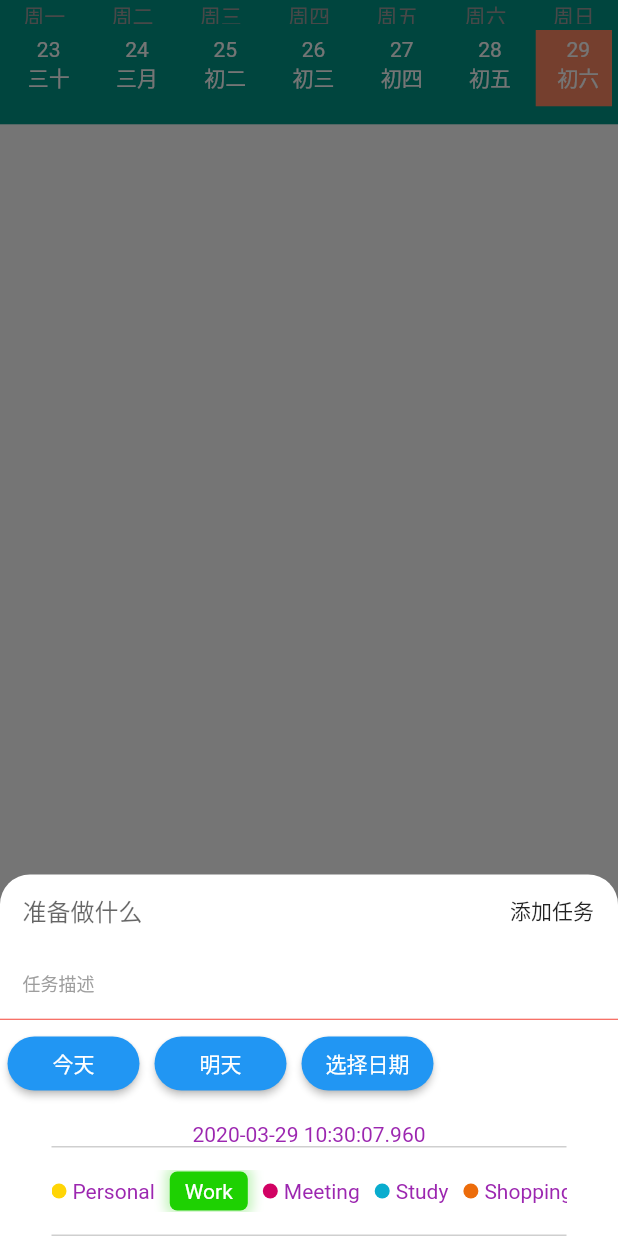
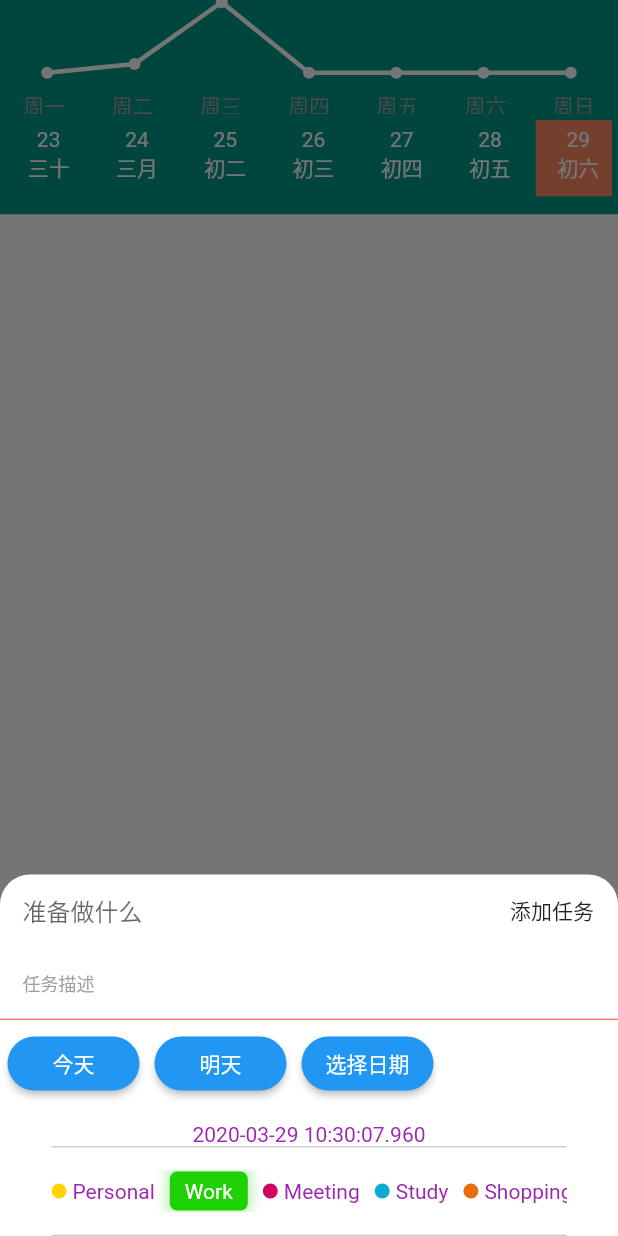
Before and after one commit to nodelinker/milestone, a Flutter app: the screen it shows after launch, after a tap on the "add" icon, on a phone screen of 412 x 824 dp. Run offline on Flutter 3.47's test engine with Material 2 defaults, Android fonts, the phone set to English and light mode, and no system bars; drawn by our look-alikes of table_calendar.

Commit message:
top line chart

```diff
--- a/lib/pages/home_page.dart
+++ b/lib/pages/home_page.dart
@@ -26,7 +26,9 @@ class _MyHomePageState extends State<MyHomePage> {
       // ),
       body: Container(
         color: Colors.teal,
-        child: SafeArea(child: Container(child: CustomCalendarWidget())),
+        child: SafeArea(
+            child: Container(
+                child: CustomCalendarWidget())),
       ),
     );
   }
--- a/lib/widget/custom_calendar.dart
+++ b/lib/widget/custom_calendar.dart
@@ -3,6 +3,7 @@ import 'package:milestone_app/models/tasks_model.dart';
 import 'package:milestone_app/viewmodels/tasks_viewmodel.dart';
 import 'package:milestone_app/widget/bottom_sheet.dart';
 import 'package:milestone_app/widget/checkbox_list_tile.dart';
+import 'package:milestone_app/widget/spark_line.dart';
 import 'package:provider/provider.dart';
 import 'package:table_calendar/table_calendar.dart';
 
@@ -21,8 +22,6 @@ class _CustomCalendarWidgetState extends State<CustomCalendarWidget>
   CalendarController _calendarController;
   TaskViewModel _taskList;
   DateTime _calendarSelectedDay;
-
-  TaskModel _showTempTask;
 
   @override
   void initState() {
@@ -67,6 +66,29 @@ class _CustomCalendarWidgetState extends State<CustomCalendarWidget>
 
     return Column(
       children: <Widget>[
+        // Container(
+        //   padding: EdgeInsets.only(left: 25.0, right:25.0),
+        //   child: CustomPaint(
+        //     size: Size(MediaQuery.of(context).size.width,
+        //         MediaQuery.of(context).size.height / 6),
+        //     painter: TopLinePaint(),
+        //   ),
+        // ),
+        Container(
+          padding: EdgeInsets.only(left: 30.0, right:30.0),
+          child: MySparkline(
+            data: [0.0, 1, 8, 0.0, 0.0, 0.0, 0.0],
+            fallbackHeight:50.0,
+            lineWidth: 3,
+            lineColor: Colors.white,
+            pointsMode: PointsMode.all,
+            pointSize: 8.0,
+            pointColor: Colors.white,
+          ),
+        ),
+        SizedBox(
+          height: 10.0,
+        ),
         Container(
           child: TableCalendar(
             locale: 'zh_CN',
--- /dev/null
+++ b/lib/widget/spark_line.dart
@@ -0,0 +1,325 @@
+import 'dart:math' as math;
+import 'dart:ui' as ui show PointMode;
+
+import 'package:flutter/foundation.dart';
+import 'package:flutter/material.dart';
+
+/// Strategy used when filling the area of a sparkline.
+enum FillMode {
+  /// Do not fill, draw only the sparkline.
+  none,
+
+  /// Fill the area above the sparkline: creating a closed path from the line
+  /// to the upper edge of the widget.
+  above,
+
+  /// Fill the area below the sparkline: creating a closed path from the line
+  /// to the lower edge of the widget.
+  below,
+}
+
+/// Strategy used when drawing individual data points over the sparkline.
+enum PointsMode {
+  /// Do not draw individual points.
+  none,
+
+  /// Draw all the points in the data set.
+  all,
+
+  /// Draw only the last point in the data set.
+  last,
+}
+
+/// A widget that draws a sparkline chart.
+///
+/// Represents the given [data] in a sparkline chart that spans the available
+/// space.
+///
+/// By default only the sparkline is drawn, with its looks defined by
+/// the [lineWidth], [lineColor], and [lineGradient] properties.
+///
+/// The corners between two segments of the sparkline can be made sharper by
+/// setting [sharpCorners] to true.
+///
+/// The area above or below the sparkline can be filled with the provided
+/// [fillColor] or [fillGradient] by setting the desired [fillMode].
+///
+/// [pointsMode] controls how individual points are drawn over the sparkline
+/// at the provided data point. Their appearance is determined by the
+/// [pointSize] and [pointColor] properties.
+///
+/// By default, the sparkline is sized to fit its container. If the
+/// sparkline is in an unbounded space, it will size itself according to the
+/// given [fallbackWidth] and [fallbackHeight].
+class MySparkline extends StatelessWidget {
+  /// Creates a widget that represents provided [data] in a Sparkline chart.
+  MySparkline({
+    Key key,
+    @required this.data,
+    this.lineWidth = 2.0,
+    this.lineColor = Colors.lightBlue,
+    this.lineGradient,
+    this.pointsMode = PointsMode.none,
+    this.pointSize = 4.0,
+    this.pointColor = const Color(0xFF0277BD), //Colors.lightBlue[800]
+    this.sharpCorners = false,
+    this.fillMode = FillMode.none,
+    this.fillColor = const Color(0xFF81D4FA), //Colors.lightBlue[200]
+    this.fillGradient,
+    this.fallbackHeight = 100.0,
+    this.fallbackWidth = 300.0,
+  })  : assert(data != null),
+        assert(lineWidth != null),
+        assert(lineColor != null),
+        assert(pointsMode != null),
+        assert(pointSize != null),
+        assert(pointColor != null),
+        assert(sharpCorners != null),
+        assert(fillMode != null),
+        assert(fillColor != null),
+        assert(fallbackHeight != null),
+        assert(fallbackWidth != null),
+        super(key: key);
+
+  /// List of values to be represented by the sparkline.
+  ///
+  /// Each data entry represents an individual point on the chart, with a path
+  /// drawn connecting the consecutive points to form the sparkline.
+  ///
+  /// The values are normalized to fit within the bounds of the chart.
+  final List<double> data;
+
+  /// The width of the sparkline.
+  ///
+  /// Defaults to 2.0.
+  final double lineWidth;
+
+  /// The color of the sparkline.
+  ///
+  /// Defaults to Colors.lightBlue.
+  ///
+  /// This is ignored if [lineGradient] is non-null.
+  final Color lineColor;
+
+  /// A gradient to use when coloring the sparkline.
+  ///
+  /// If this is specified, [lineColor] has no effect.
+  final Gradient lineGradient;
+
+  /// Determines how individual data points should be drawn over the sparkline.
+  ///
+  /// Defaults to [PointsMode.none].
+  final PointsMode pointsMode;
+
+  /// The size to use when drawing individual data points over the sparkline.
+  ///
+  /// Defaults to 4.0.
+  final double pointSize;
+
+  /// The color used when drawing individual data points over the sparkline.
+  ///
+  /// Defaults to Colors.lightBlue[800].
+  final Color pointColor;
+
+  /// Determines if the sparkline path should have sharp corners where two
+  /// segments intersect.
+  ///
+  /// Defaults to false.
+  final bool sharpCorners;
+
+  /// Determines the area that should be filled with [fillColor].
+  ///
+  /// Defaults to [FillMode.none].
+  final FillMode fillMode;
+
+  /// The fill color used in the chart, as determined by [fillMode].
+  ///
+  /// Defaults to Colors.lightBlue[200].
+  ///
+  /// This is ignored if [fillGradient] is non-null.
+  final Color fillColor;
+
+  /// A gradient to use when filling the chart, as determined by [fillMode].
+  ///
+  /// If this is specified, [fillColor] has no effect.
+  final Gradient fillGradient;
+
+  /// The width to use when the sparkline is in a situation with an unbounded
+  /// width.
+  ///
+  /// See also:
+  ///
+  ///  * [fallbackHeight], the same but vertically.
+  final double fallbackWidth;
+
+  /// The height to use when the sparkline is in a situation with an unbounded
+  /// height.
+  ///
+  /// See also:
+  ///
+  ///  * [fallbackWidth], the same but horizontally.
+  final double fallbackHeight;
+
+  @override
+  Widget build(BuildContext context) {
+    return new LimitedBox(
+      maxWidth: fallbackWidth,
+      maxHeight: fallbackHeight,
+      child: new CustomPaint(
+        size: Size.infinite,
+        painter: new _SparklinePainter(
+          data,
+          lineWidth: lineWidth,
+          lineColor: lineColor,
+          lineGradient: lineGradient,
+          sharpCorners: sharpCorners,
+          fillMode: fillMode,
+          fillColor: fillColor,
+          fillGradient: fillGradient,
+          pointsMode: pointsMode,
+          pointSize: pointSize,
+          pointColor: pointColor,
+        ),
+      ),
+    );
+  }
+}
+
+class _SparklinePainter extends CustomPainter {
+  _SparklinePainter(
+    this.dataPoints, {
+    @required this.lineWidth,
+    @required this.lineColor,
+    this.lineGradient,
+    @required this.sharpCorners,
+    @required this.fillMode,
+    @required this.fillColor,
+    this.fillGradient,
+    @required this.pointsMode,
+    @required this.pointSize,
+    @required this.pointColor,
+  })  : _max = dataPoints.reduce(math.max),
+        _min = dataPoints.reduce(math.min);
+
+  final List<double> dataPoints;
+
+  final double lineWidth;
+  final Color lineColor;
+  final Gradient lineGradient;
+
+  final bool sharpCorners;
+
+  final FillMode fillMode;
+  final Color fillColor;
+  final Gradient fillGradient;
+
+  final PointsMode pointsMode;
+  final double pointSize;
+  final Color pointColor;
+
+  final double _max;
+  final double _min;
+
+  @override
+  void paint(Canvas canvas, Size size) {
+    final double width = size.width - lineWidth;
+    final double height = size.height - lineWidth;
+    final double widthNormalizer = width / (dataPoints.length - 1);
+
+    double heightNormalizer = 0.0;
+
+    if (_max != _min){
+      heightNormalizer = height / (_max - _min);
+    }
+
+    final Path path = new Path();
+    final List<Offset> points = <Offset>[];
+
+    Offset startPoint;
+
+    for (int i = 0; i < dataPoints.length; i++) {
+      double x = i * widthNormalizer + lineWidth / 2;
+      double y =
+          height - (dataPoints[i] - _min) * heightNormalizer + lineWidth / 2;
+
+      if (pointsMode == PointsMode.all) {
+        points.add(new Offset(x, y));
+      }
+
+      if (pointsMode == PointsMode.last && i == dataPoints.length - 1) {
+        points.add(new Offset(x, y));
+      }
+
+      if (i == 0) {
+        startPoint = new Offset(x, y);
+        path.moveTo(x, y);
+      } else {
+        path.lineTo(x, y);
+      }
+    }
+
+    Paint paint = new Paint()
+      ..strokeWidth = lineWidth
+      ..color = lineColor
+      ..strokeCap = StrokeCap.round
+      ..strokeJoin = sharpCorners ? StrokeJoin.miter : StrokeJoin.round
+      ..style = PaintingStyle.stroke;
+
+    if (lineGradient != null) {
+      final Rect lineRect = new Rect.fromLTWH(0.0, 0.0, width, height);
+      paint.shader = lineGradient.createShader(lineRect);
+    }
+
+    if (fillMode != FillMode.none) {
+      Path fillPath = new Path()..addPath(path, Offset.zero);
+      if (fillMode == FillMode.below) {
+        fillPath.relativeLineTo(lineWidth / 2, 0.0);
+        fillPath.lineTo(size.width, size.height);
+        fillPath.lineTo(0.0, size.height);
+        fillPath.lineTo(startPoint.dx - lineWidth / 2, startPoint.dy);
+      } else if (fillMode == FillMode.above) {
+        fillPath.relativeLineTo(lineWidth / 2, 0.0);
+        fillPath.lineTo(size.width, 0.0);
+        fillPath.lineTo(0.0, 0.0);
+        fillPath.lineTo(startPoint.dx - lineWidth / 2, startPoint.dy);
+      }
+      fillPath.close();
+
+      Paint fillPaint = new Paint()
+        ..strokeWidth = 0.0
+        ..color = fillColor
+        ..style = PaintingStyle.fill;
+
+      if (fillGradient != null) {
+        final Rect fillRect = new Rect.fromLTWH(0.0, 0.0, width, height);
+        fillPaint.shader = fillGradient.createShader(fillRect);
+      }
+      canvas.drawPath(fillPath, fillPaint);
+    }
+
+    canvas.drawPath(path, paint);
+
+    if (points.isNotEmpty) {
+      Paint pointsPaint = new Paint()
+        ..strokeCap = StrokeCap.round
+        ..strokeWidth = pointSize
+        ..color = pointColor;
+      canvas.drawPoints(ui.PointMode.points, points, pointsPaint);
+    }
+  }
+
+  @override
+  bool shouldRepaint(_SparklinePainter old) {
+    return dataPoints != old.dataPoints ||
+        lineWidth != old.lineWidth ||
+        lineColor != old.lineColor ||
+        lineGradient != old.lineGradient ||
+        sharpCorners != old.sharpCorners ||
+        fillMode != old.fillMode ||
+        fillColor != old.fillColor ||
+        fillGradient != old.fillGradient ||
+        pointsMode != old.pointsMode ||
+        pointSize != old.pointSize ||
+        pointColor != old.pointColor;
+  }
+}
```
Also changed, not shown: pubspec.lock.
